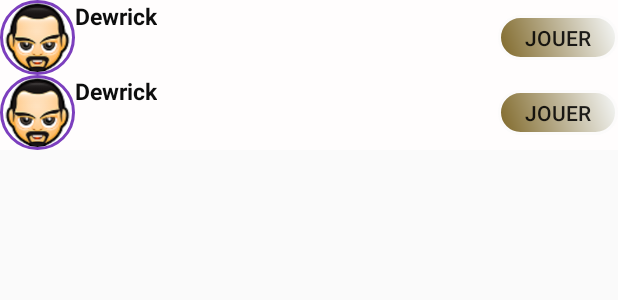
After one commit to blackcypher/BlindTestFun, an Android app: the layout item_list_app.xml on its own in the app's theme, with its tools: preview values and no code run, on a phone screen of 412 x 824 dp. The commit adds this screen. Shown: the top 300 px of the screen. Run offline under Robolectric (Android 15) with nearby library versions, the phone set to English and light mode, and no system bars.

Commit message:
add swipe view

```diff
--- a/app/src/main/res/layout/activity_home.xml
+++ b/app/src/main/res/layout/activity_home.xml
@@ -25,5 +25,4 @@
 
     </LinearLayout>
 
-
 </android.support.design.widget.CoordinatorLayout>
--- /dev/null
+++ b/app/src/main/res/layout/item_list_app.xml
@@ -0,0 +1,84 @@
+<LinearLayout xmlns:android="http://schemas.android.com/apk/res/android"
+    xmlns:tools="http://schemas.android.com/tools"
+    android:layout_width="match_parent"
+    android:layout_height="match_parent"
+    android:orientation="vertical">
+
+
+    <RelativeLayout
+        android:id="@+id/gg"
+        android:layout_width="match_parent"
+        android:layout_height="wrap_content"
+        android:background="#fffdfd"
+        android:orientation="horizontal">
+
+        <de.hdodenhof.circleimageview.CircleImageView
+            xmlns:app="http://schemas.android.com/apk/res-auto"
+            android:id="@+id/iv_icon"
+            android:layout_width="50dp"
+            android:layout_height="50dp"
+            android:src="@drawable/avatar1"
+            app:civ_border_color="#7c3fbe"
+            app:civ_border_width="2dp" />
+
+
+        <TextView
+            android:id="@+id/tv_name"
+            android:layout_width="wrap_content"
+            android:layout_height="wrap_content"
+            android:layout_marginLeft="50dp"
+            android:text="Dewrick"
+            android:textColor="#0d0d0d"
+            android:textSize="15dp"
+            android:textStyle="bold" />
+
+        <Button
+            android:id="@+id/bt_accept1"
+            android:layout_width="80dp"
+            android:layout_height="30dp"
+            android:layout_alignParentRight="true"
+            android:layout_centerInParent="true"
+            android:background="@drawable/button_round"
+            android:text="@string/bt_play" />
+
+    </RelativeLayout>
+
+    <RelativeLayout
+        android:id="@+id/uu"
+        android:layout_width="match_parent"
+        android:layout_height="wrap_content"
+        android:background="#fffdfd"
+        android:orientation="horizontal">
+
+        <de.hdodenhof.circleimageview.CircleImageView
+            xmlns:app="http://schemas.android.com/apk/res-auto"
+            android:id="@+id/iv_icon2"
+            android:layout_width="50dp"
+            android:layout_height="50dp"
+            android:src="@drawable/avatar1"
+            app:civ_border_color="#7c3fbe"
+            app:civ_border_width="2dp" />
+
+
+        <TextView
+            android:id="@+id/tv_name2"
+            android:layout_width="wrap_content"
+            android:layout_height="wrap_content"
+            android:layout_marginLeft="50dp"
+            android:text="Dewrick"
+            android:textColor="#0d0d0d"
+            android:textSize="15dp"
+            android:textStyle="bold" />
+
+        <Button
+            android:id="@+id/bt_accept3"
+            android:layout_width="80dp"
+            android:layout_height="30dp"
+            android:layout_alignParentRight="true"
+            android:layout_centerInParent="true"
+            android:background="@drawable/button_round"
+            android:text="@string/bt_play" />
+
+    </RelativeLayout>
+
+</LinearLayout>
```
Also changed, not shown: app/src/main/java/com/jupiter/ulric/blindtestfun/HomeActivity.java (+101 -8 lines), app/src/main/res/layout/content_home.xml (+6 -6 lines), app/src/main/res/drawable-hdpi/ic_delete.png (added).
